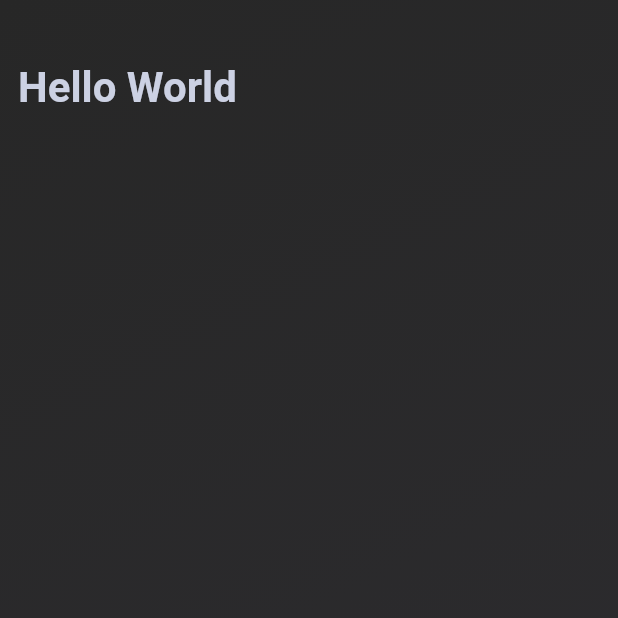
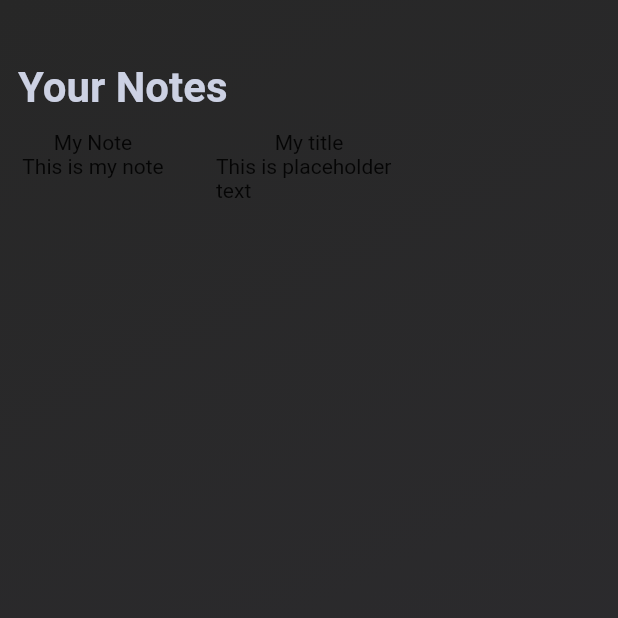
Before and after one commit to jacob-macleod/Smart-Notes, a Flutter app: the screen it shows after launch, on a phone screen of 412 x 824 dp, the top half of it. Run offline on Flutter 3.47's test engine with Material 2 defaults, Android fonts, the phone set to English and light mode, and no system bars.

Commit message:
Added notes to page

```diff
--- a/lib/main.dart
+++ b/lib/main.dart
@@ -1,6 +1,5 @@
 import 'package:flutter/material.dart';
-import 'package:smart_notes/widgets/gradient_background.dart';
-import 'package:smart_notes/widgets/title_text.dart';
+import 'package:smart_notes/screens/main_page.dart';
 
 void main() {
   runApp(const MyApp());
@@ -14,15 +13,7 @@ class MyApp extends StatelessWidget {
   Widget build(BuildContext context) {
     return const MaterialApp(
       home: Scaffold(
-        body: GradientBackground(
-          widget: Column(
-            crossAxisAlignment: CrossAxisAlignment.start,
-            children: [
-              SizedBox(height: 30),
-              TitleText(text: "Hello World"),
-            ],
-          ),
-        ),
+        body: MainPage(),
       ),
     );
   }
--- a/lib/screens/main_page.dart
+++ b/lib/screens/main_page.dart
@@ -1,6 +1,7 @@
 import 'package:flutter/material.dart';
 import 'package:smart_notes/widgets/gradient_background.dart';
 import 'package:smart_notes/widgets/title_text.dart';
+import 'package:smart_notes/widgets/note_item.dart';
 
 class MainPage extends StatelessWidget {
   const MainPage({super.key});
@@ -22,7 +23,10 @@ class MainPage extends StatelessWidget {
                 crossAxisSpacing: 20,
                 mainAxisSpacing: 20,
               ),
-              children: [],
+              children: const [
+                NoteItem(title: "My Note", body: "This is my note"),
+                NoteItem(title: "My title", body: "This is placeholder text"),
+              ],
             ),
           ),
         ],
--- a/lib/widgets/note_item.dart
+++ b/lib/widgets/note_item.dart
@@ -0,0 +1,19 @@
+import 'package:flutter/material.dart';
+
+class NoteItem extends StatelessWidget {
+  const NoteItem({super.key, required this.title, required this.body});
+  final title;
+  final body;
+
+  @override
+  Widget build(context) {
+    return Container(
+      child: Column(
+        children: [
+          Text(title),
+          Text(body),
+        ],
+      ),
+    );
+  }
+}
```
